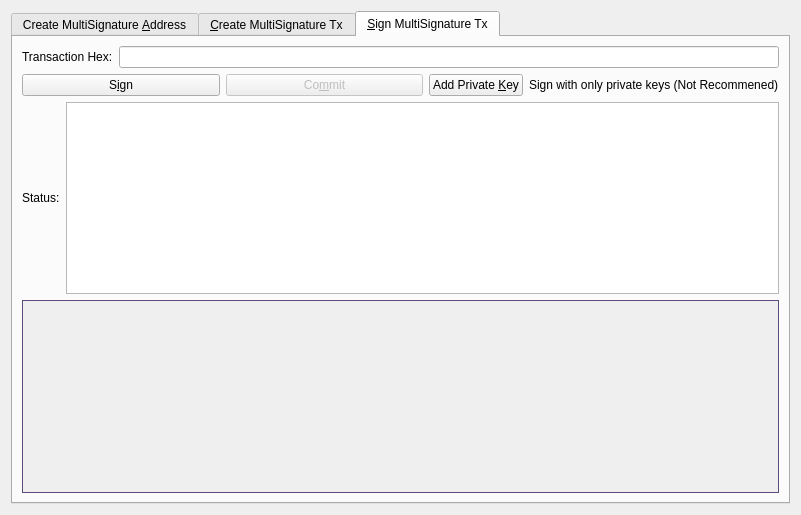
Old version of the form src/qt/forms/multisigdialog.ui in the repository adcoin-project/AdCoin.
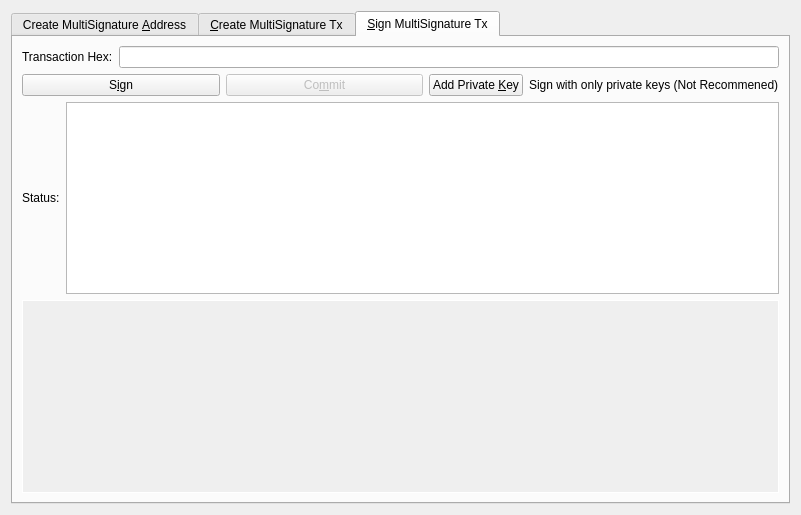
New version of the form. The open tabs and pages were chosen to show the change. Icons and pictures are not drawn.

The edit to the form file:
```diff
--- a/src/qt/forms/multisigdialog.ui
+++ b/src/qt/forms/multisigdialog.ui
@@ -23,7 +23,7 @@
    <item>
     <widget class="QTabWidget" name="multisigTabWidget">
      <property name="styleSheet">
-      <string notr="true">QScrollArea{border: 1px solid #5b4c7c;}</string>
+      <string notr="true">QScrollArea{border: 1px solid #fff;}</string>
      </property>
      <property name="currentIndex">
       <number>1</number>
@@ -593,13 +593,13 @@
      <widget class="QWidget" name="signMultisigTransaction">
       <property name="styleSheet">
        <string notr="true">txScrollArea:{
-	border: 1px solid #5b4c7c;
+	border: 1px solid #fff;
 }
 keyScrollArea:{
-	border: 1px solid #5b4c7c;
+	border: 1px solid #fff;
 }
 txScrollArea:{
-	border: 1px solid #5b4c7c;
+	border: 1px solid #fff;
 }</string>
       </property>
       <attribute name="title">
```
